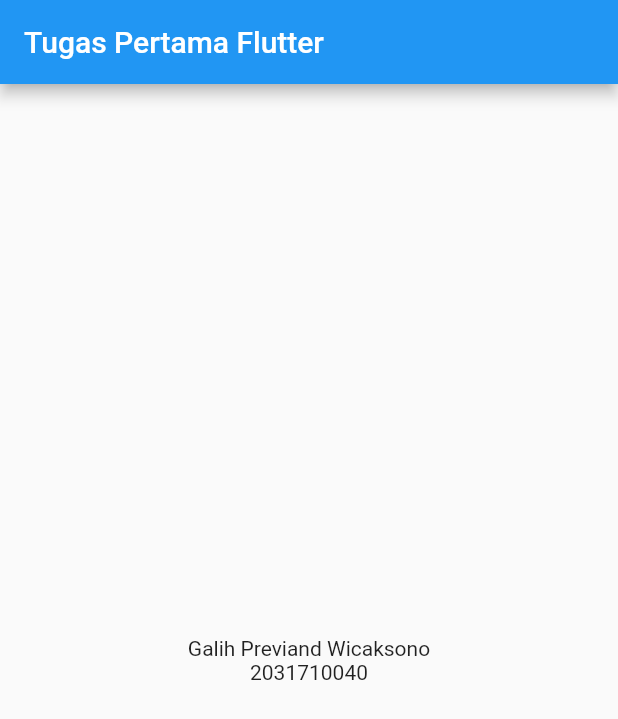
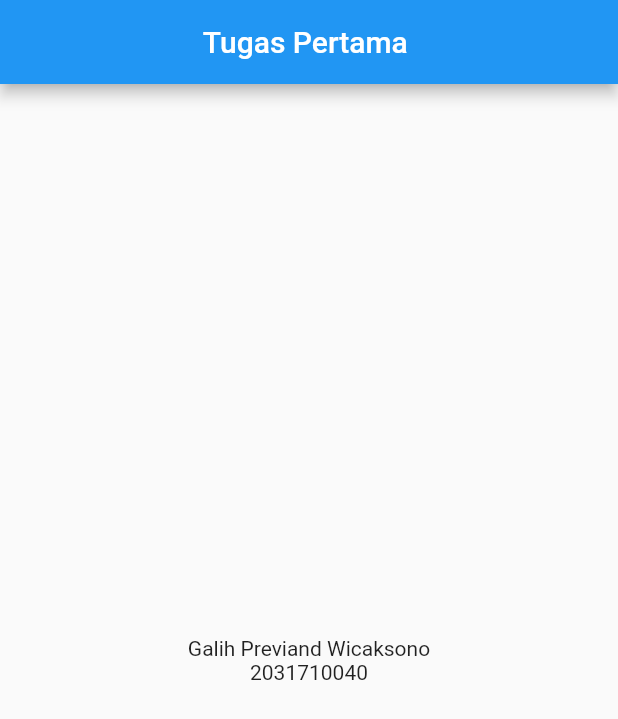
Before and after one commit to GalihPrev/polinema_mobile_flutter_hello, a Flutter app: the screen it shows after launch, on a phone screen of 412 x 824 dp. Shown: the top 719 px of the screen. Run offline on Flutter 3.47's test engine with Material 2 defaults, Android fonts, the phone set to English and light mode, and no system bars.

Commit message:
Tugas 1 Flutter

```diff
--- a/lib/main.dart
+++ b/lib/main.dart
@@ -7,101 +7,23 @@ void main() {
 class MyApp extends StatelessWidget {
   const MyApp({Key? key}) : super(key: key);
 
-  // This widget is the root of your application.
   @override
   Widget build(BuildContext context) {
     return MaterialApp(
-      title: 'Flutter Demo',
-      theme: ThemeData(
-        // This is the theme of your application.
-        //
-        // Try running your application with "flutter run". You'll see the
-        // application has a blue toolbar. Then, without quitting the app, try
-        // changing the primarySwatch below to Colors.green and then invoke
-        // "hot reload" (press "r" in the console where you ran "flutter run",
-        // or simply save your changes to "hot reload" in a Flutter IDE).
-        // Notice that the counter didn't reset back to zero; the application
-        // is not restarted.
-        primarySwatch: Colors.blue,
+      home: Scaffold(
+        appBar: AppBar(
+          title: Center(
+            child: Text("Tugas Pertama "),
           ),
-      home: const MyHomePage(title: 'Tugas Pertama Flutter'),
-    );
-  }
-}
-
-class MyHomePage extends StatefulWidget {
-  const MyHomePage({Key? key, required this.title}) : super(key: key);
-
-  // This widget is the home page of your application. It is stateful, meaning
-  // that it has a State object (defined below) that contains fields that affect
-  // how it looks.
-
-  // This class is the configuration for the state. It holds the values (in this
-  // case the title) provided by the parent (in this case the App widget) and
-  // used by the build method of the State. Fields in a Widget subclass are
-  // always marked "final".
-
-  final String title;
-
-  @override
-  State<MyHomePage> createState() => _MyHomePageState();
-}
-
-class _MyHomePageState extends State<MyHomePage> {
-  int _counter = 0;
-
-  void _incrementCounter() {
-    setState(() {
-      // This call to setState tells the Flutter framework that something has
-      // changed in this State, which causes it to rerun the build method below
-      // so that the display can reflect the updated values. If we changed
-      // _counter without calling setState(), then the build method would not be
-      // called again, and so nothing would appear to happen.
-      _counter++;
-    });
-  }
-
-  @override
-  Widget build(BuildContext context) {
-    // This method is rerun every time setState is called, for instance as done
-    // by the _incrementCounter method above.
-    //
-    // The Flutter framework has been optimized to make rerunning build methods
-    // fast, so that you can just rebuild anything that needs updating rather
-    // than having to individually change instances of widgets.
-    return Scaffold(
-      appBar: AppBar(
-        // Here we take the value from the MyHomePage object that was created by
-        // the App.build method, and use it to set our appbar title.
-        title: Text(widget.title),
         ),
         body: Center(
-        // Center is a layout widget. It takes a single child and positions it
-        // in the middle of the parent.
           child: Column(
-          // Column is also a layout widget. It takes a list of children and
-          // arranges them vertically. By default, it sizes itself to fit its
-          // children horizontally, and tries to be as tall as its parent.
-          //
-          // Invoke "debug painting" (press "p" in the console, choose the
-          // "Toggle Debug Paint" action from the Flutter Inspector in Android
-          // Studio, or the "Toggle Debug Paint" command in Visual Studio Code)
-          // to see the wireframe for each widget.
-          //
-          // Column has various properties to control how it sizes itself and
-          // how it positions its children. Here we use mainAxisAlignment to
-          // center the children vertically; the main axis here is the vertical
-          // axis because Columns are vertical (the cross axis would be
-          // horizontal).
             mainAxisAlignment: MainAxisAlignment.center,
-          children: <Widget>[
-            const Text(
-              'Galih Previand Wicaksono',
+            children: [
+              Text('Galih Previand Wicaksono'),
+              Text('2031710040'),
+            ],
           ),
-            const Text(
-              '2031710040',
-            ),
-          ],
         ),
       ),
     );
```
Lines whose indentation alone changed are shown as unchanged.
